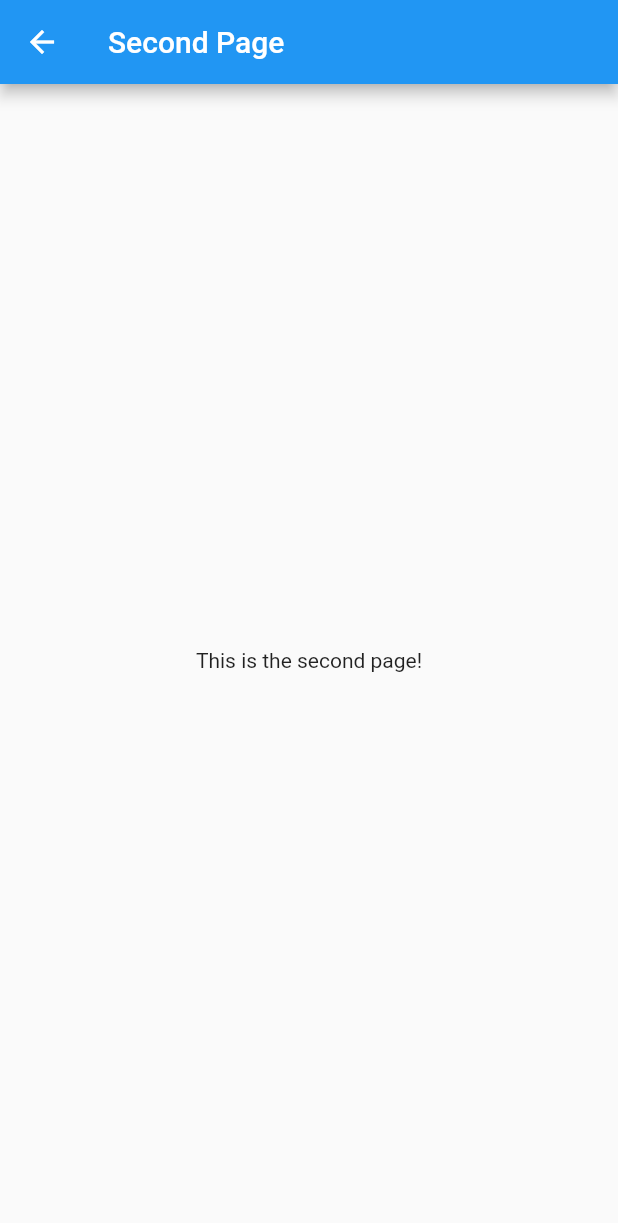
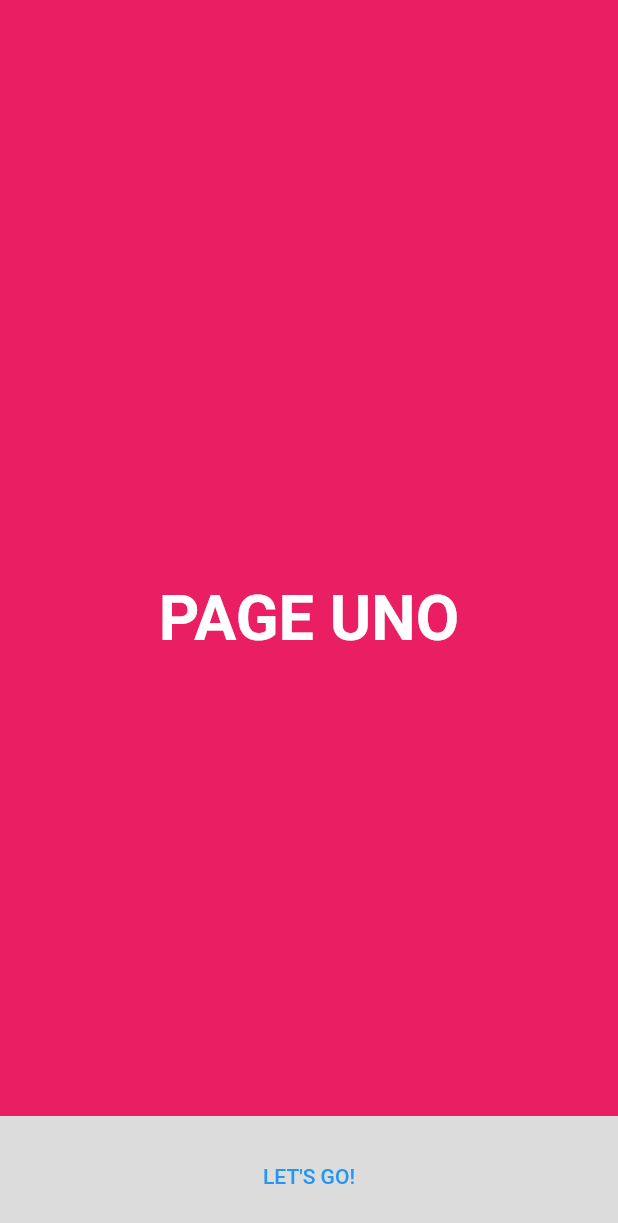
Before and after one commit to redfrogred/onboarding, a Flutter app: the screen it shows after launch, after a tap on "next ->", on a phone screen of 412 x 824 dp. Shown: the top 1223 px of the screen. Run offline on Flutter 3.47's test engine with Material 3 defaults, Android fonts, the phone set to English and light mode, and no system bars; our stand-ins replace smooth_page_indicator.

Commit message:
finished tutorial

```diff
--- a/lib/Onboarding_Page.dart
+++ b/lib/Onboarding_Page.dart
@@ -1,13 +1,116 @@
 import 'package:flutter/material.dart';
+import 'package:smooth_page_indicator/smooth_page_indicator.dart';
 
-class Onboarding_Page extends StatelessWidget {
+class Onboarding_Page extends StatefulWidget {
+  @override
+  State<Onboarding_Page> createState() => _Onboarding_PageState();
+}
+
+class _Onboarding_PageState extends State<Onboarding_Page> {
+
+  final controller = PageController();
+  bool isLastPage = false;
+
+  @override
+  void dispose() {
+    controller.dispose();
+    super.dispose();
+  }
+
+  Widget buildPage( {
+    required Color color,
+    required String url_image,
+    required String title,
+    required String subtitle
+  }) =>
+    Container (
+      color: color,
+      child: Center(
+        child: Text( title, style: TextStyle( color: Colors.white, fontSize: 42, fontWeight: FontWeight.bold ))
+      )
+    );
+
+
   @override
   Widget build(BuildContext context) {
     return Scaffold(
-      appBar: AppBar(title: Text('Second Page')),
-      body: Center(
-        child: Text('This is the second page!'),
+      body: Container(
+        child: PageView(
+          controller: controller,
+          onPageChanged: (index) {
+            setState(() {
+              index == 2 ? isLastPage = false : isLastPage = true;
+            });
+          },
+          children: [
+            buildPage(
+              color: Colors.pink,
+              url_image: '',
+              title: 'PAGE UNO',
+              subtitle: 'This is a subtitle!'
+            ),
+            Container(
+              color: Colors.green,
+              child: const Center( child: Text('Page 2')),
+            ),
+            Container(
+              color: Colors.yellow,
+              child: const Center( child: Text('Page 3')),
+            ),
+          ],
+        ),
       ),
+      bottomSheet: isLastPage
+      ?
+        Container (
+          color: Colors.black12, // match chrome
+          height: 80,
+          padding: const EdgeInsets.symmetric( horizontal: 20 ),
+          child: Row(
+            mainAxisAlignment: MainAxisAlignment.spaceBetween,
+            children: [
+              TextButton(
+                onPressed: () => controller.jumpToPage(3),
+                child: Text('SKIP')
+              ),
+              Center(
+                child: SmoothPageIndicator(
+                  controller: controller,
+                  count: 3,
+                  effect: const WormEffect(
+                    spacing: 16,
+                    dotColor: Colors.black26,
+                    activeDotColor: Colors.blue,
+                  ),
+                  onDotClicked: (index) => controller.animateToPage(
+                    index,
+                    duration: const Duration( milliseconds: 500),
+                    curve: Curves.easeIn,
+                  ),
+                ),
+              ),
+              TextButton(
+                onPressed: () => controller.nextPage(
+                  duration: const Duration(milliseconds: 500),
+                  curve: Curves.easeInOut,
+                ),
+                child: Text('NEXT')
+              ),
+            ],
+          ),
+        )
+      :
+
+        Container (
+          color: Colors.black12, // match chrome
+          height: 80,
+          child: Center(
+            child: TextButton(
+                onPressed: () {},
+                child: Text('LET\'S GO!')
+              ),
+            ),
+        )
     );
   }
 }
--- a/lib/main.dart
+++ b/lib/main.dart
@@ -1,5 +1,9 @@
 import 'package:flutter/material.dart';
+import 'package:flutter/services.dart';
 import './Onboarding_Page.dart';
+
+//  adapted from:
+//  https://www.youtube.com/watch?v=AmsXazhGMQ0
 
 void main() {
   runApp(const MyApp());
@@ -10,6 +14,13 @@ class MyApp extends StatelessWidget {
 
   @override
   Widget build(BuildContext context) {
+
+    //  chrome color
+    SystemChrome.setSystemUIOverlayStyle(SystemUiOverlayStyle(
+      systemNavigationBarColor: Colors.black, // Change this to your desired color
+      systemNavigationBarIconBrightness: Brightness.light, // Light icons on dark background
+    ));
+
     return MaterialApp(
       title: 'Flutter Demo',
       theme: ThemeData(
--- a/pubspec.yaml
+++ b/pubspec.yaml
@@ -11,6 +11,7 @@ dependencies:
   flutter:
     sdk: flutter
   cupertino_icons: ^1.0.8
+  smooth_page_indicator: ^1.2.1
 
 dev_dependencies:
   flutter_test:
```
